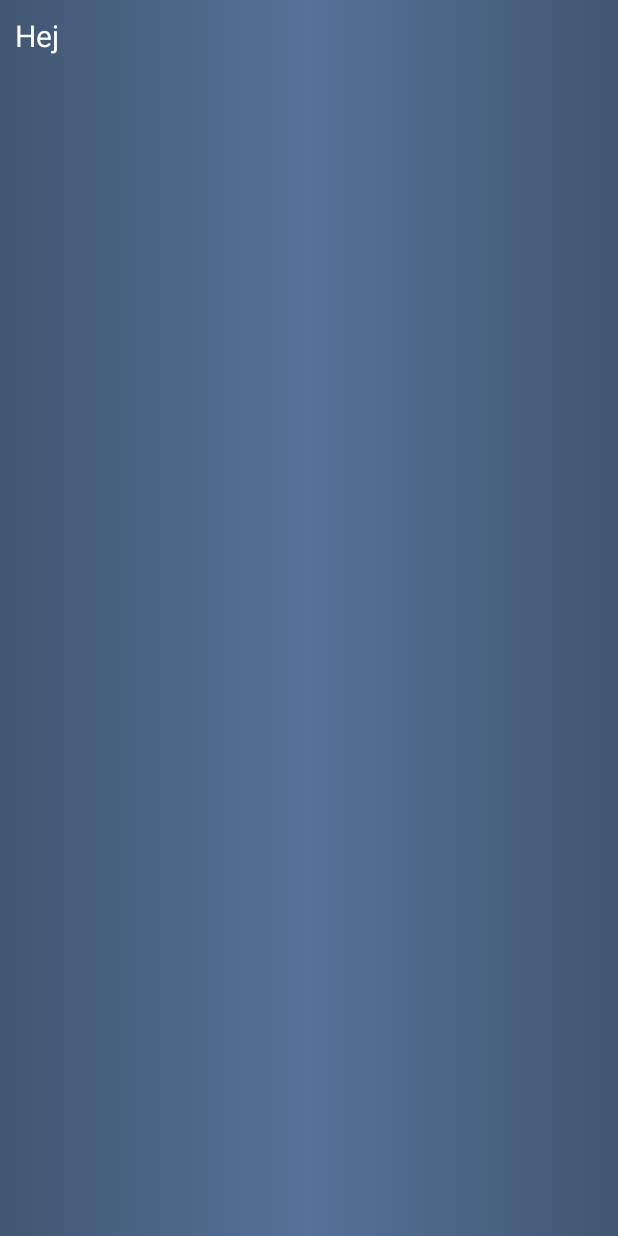
After one commit to azaqis/Turtle, an Android app: the layout controller_spinner_dropdown_layout.xml on its own in the app's theme, with its tools: preview values and no code run, on a phone screen of 412 x 824 dp. The commit adds this screen. Run offline under Robolectric (Android 15) with nearby library versions, the phone set to English and light mode, and no system bars.

Commit message:
Spinner för controllerView
Spinner funktionell men ej centrerad

```diff
--- a/app/src/main/AndroidManifest.xml
+++ b/app/src/main/AndroidManifest.xml
@@ -10,9 +10,13 @@
         android:supportsRtl="true"
         android:theme="@style/Theme.Turtle">
         <activity
+            android:name=".ControllerActivity"
+            android:label="@string/title_activity_controller"
+            android:theme="@style/Theme.Turtle.NoActionBar"></activity>
+        <activity
             android:name=".MainActivity2"
             android:label="@string/title_activity_main2"
-            android:theme="@style/Theme.Turtle.NoActionBar"></activity>
+            android:theme="@style/Theme.Turtle.NoActionBar" />
         <activity
             android:name=".BluetoothActivity"
             android:label="@string/title_activity_bluetooth"
--- /dev/null
+++ b/app/src/main/res/drawable/gradient_background_spinner.xml
@@ -0,0 +1,9 @@
+<?xml version="1.0" encoding="utf-8"?>
+<selector xmlns:android="http://schemas.android.com/apk/res/android">
+
+    <item>
+        <shape>
+            <gradient android:angle="0" android:startColor="#415672" android:centerColor="#567298" android:endColor="#415672"/>
+        </shape>
+    </item>
+</selector>
--- /dev/null
+++ b/app/src/main/res/layout/controller_spinner_dropdown_layout.xml
@@ -0,0 +1,11 @@
+<?xml version="1.0" encoding="utf-8"?>
+<TextView xmlns:android="http://schemas.android.com/apk/res/android"
+    android:layout_width="match_parent"
+    android:layout_height="match_parent"
+    android:text="Hej"
+    android:textSize="20sp"
+    android:padding="10dp"
+    android:background="@drawable/gradient_background_spinner"
+    android:textColor="@android:color/white">
+
+</TextView>
```
Also changed, not shown: app/src/main/java/se/anad19ps/student/turtle/ControllerActivity.kt (added, +36 -0 lines), app/src/main/java/se/anad19ps/student/turtle/MainActivity.kt (+3 -52 lines), app/src/main/res/layout/activity_controller.xml (added, +17 -0 lines), app/src/main/res/layout/controller_spinner_layout.xml (added, +10 -0 lines), app/src/main/res/navigation/nav_graph.xml (+20 -0 lines), app/src/main/res/values/strings.xml (+7 -0 lines).
